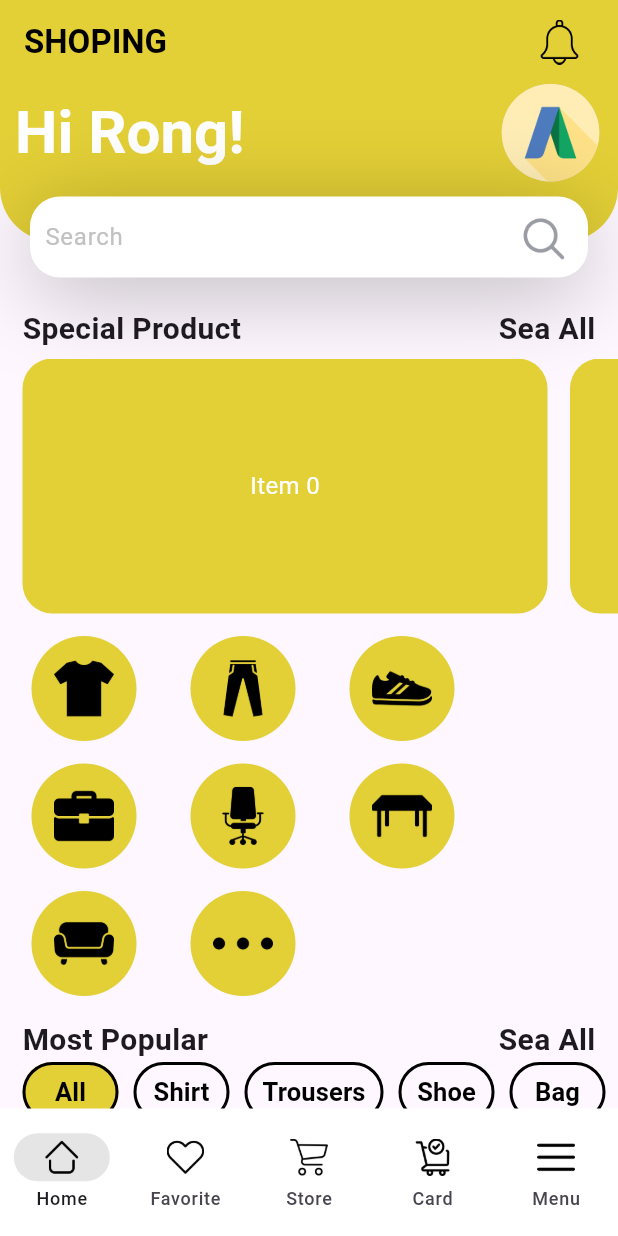
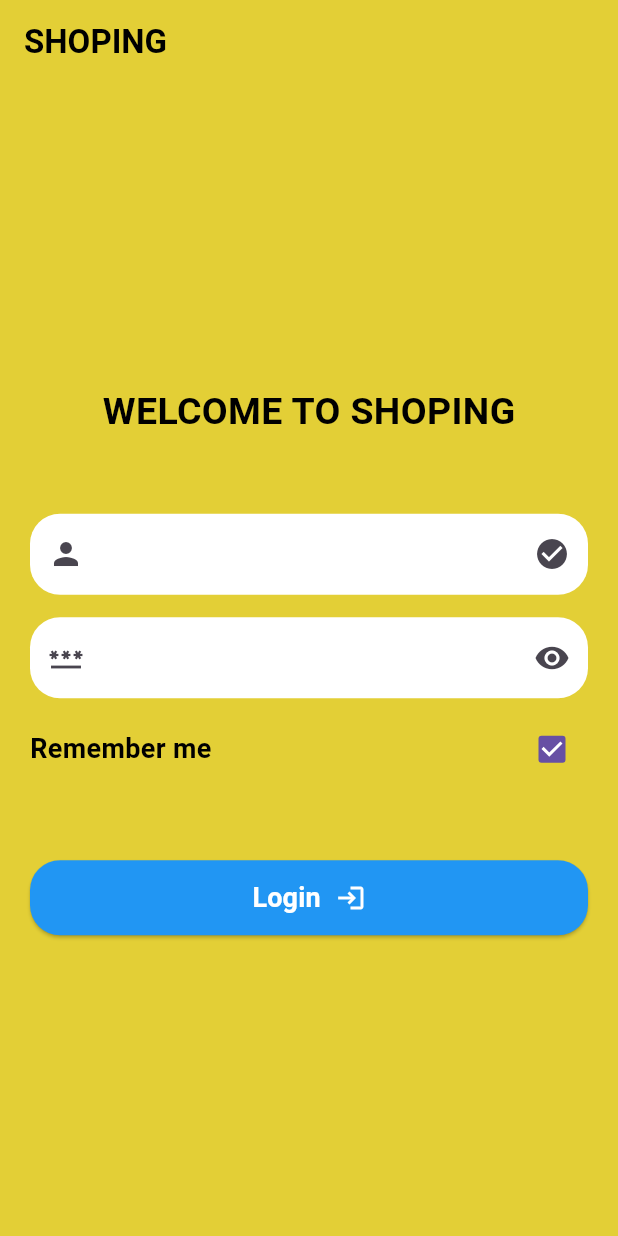
Before and after one commit to Rong-Only/Demo_Flutter, a Flutter app: the screen it shows after launch, on a phone screen of 412 x 824 dp. Run offline on Flutter 3.47's test engine with Material 3 defaults, Android fonts, the phone set to English and light mode, and no system bars; our stand-ins replace get, image_picker.

Commit message:
Update Login

```diff
--- a/lib/home.dart
+++ b/lib/home.dart
@@ -57,8 +57,9 @@ class _HomeState extends State<Home> {
   Future<void> _fetchData() async {
     // final url = Uri.parse("https://fakestoreapi.com/products");
     // final url = Uri.parse("http://52.77.99.216/api/products/list");
-    // final url = Uri.parse("http://192.168.0.34:8000/api/Product"); //API Shoping
-    final url = Uri.parse("http://127.0.0.1:8000/api/Product"); //API Shoping
+    final url =
+        Uri.parse("http://192.168.1.153:8000/api/Product"); //API Shoping
+    // final url = Uri.parse("http://127.0.0.1:8000/api/Product"); //API Shoping
     setState(() {
       _isLoading = true; // Ensure loading starts before request
       _hasError = false; // Reset error state
--- /dev/null
+++ b/lib/login.dart
@@ -0,0 +1,198 @@
+// ignore_for_file: prefer_const_constructors, camel_case_types, prefer_const_literals_to_create_immutables, sized_box_for_whitespace, body_might_complete_normally_nullable
+
+import 'package:demo_interview/main.dart';
+import 'package:flutter/material.dart';
+
+class Login_page extends StatefulWidget {
+  const Login_page({super.key});
+
+  @override
+  State<Login_page> createState() => _Login_pageState();
+}
+
+class _Login_pageState extends State<Login_page> {
+  String username = 'root';
+  String password = '123546';
+  bool _isOuscure = true;
+  bool _isRememberme = true;
+  final _formkey = GlobalKey<FormState>();
+  final _usernameControler = TextEditingController();
+  final _passwordControler = TextEditingController();
+  var sneckBar = SnackBar(
+    content: Text('Longin Success!'),
+  );
+
+  @override
+  Widget build(BuildContext context) {
+    return Scaffold(
+        appBar: AppBar(
+          title: Text(
+            "SHOPING",
+            style: TextStyle(color: Colors.black, fontWeight: FontWeight.bold),
+          ),
+          backgroundColor: const Color.fromARGB(255, 227, 207, 54),
+        ),
+        backgroundColor: const Color.fromARGB(255, 227, 207, 54),
+        body: Center(
+          child: Padding(
+            padding: const EdgeInsets.all(20.0),
+            child: Form(
+              key: _formkey,
+              child: Column(
+                mainAxisAlignment: MainAxisAlignment.center,
+                children: [
+                  Text(
+                    'WELCOME TO SHOPING',
+                    style: TextStyle(
+                        color: Colors.black,
+                        fontSize: 25,
+                        fontWeight: FontWeight.bold),
+                  ),
+                  SizedBox(
+                    height: 50,
+                  ),
+                  Container(
+                    height: 54,
+                    decoration: BoxDecoration(
+                        color: Colors.white,
+                        borderRadius: BorderRadius.all(Radius.circular(20))),
+                    child: TextFormField(
+                      controller: _usernameControler,
+                      decoration: InputDecoration(
+                          hintText: 'Username',
+                          hintStyle: TextStyle(color: Colors.white),
+                          border: InputBorder.none, // Removes default border
+                          enabledBorder: InputBorder.none,
+                          focusedBorder: InputBorder.none,
+                          prefixIcon: Icon(Icons.person),
+                          suffixIcon: IconButton(
+                              onPressed: () {}, icon: Icon(Icons.check_circle)),
+                          contentPadding:
+                              const EdgeInsets.symmetric(vertical: 15)),
+                      validator: (value) {
+                        if (value!.isEmpty) {
+                          return 'Please Enter Username ';
+                        }
+                        if (value != username) {
+                          return 'Username is not correct';
+                        }
+                      },
+                    ),
+                  ),
+                  SizedBox(
+                    height: 15,
+                  ),
+                  Container(
+                    height: 54,
+                    decoration: BoxDecoration(
+                        color: Colors.white,
+                        borderRadius: BorderRadius.all(Radius.circular(20))),
+                    child: TextFormField(
+                      controller: _passwordControler,
+                      obscureText: _isOuscure,
+                      decoration: InputDecoration(
+                          hintText: 'Password',
+                          hintStyle: TextStyle(color: Colors.white),
+                          border: InputBorder.none, // Removes default border
+                          enabledBorder: InputBorder.none,
+                          focusedBorder: InputBorder.none,
+                          prefixIcon: Icon(Icons.password),
+                          suffixIcon: IconButton(
+                              onPressed: () {
+                                setState(() {
+                                  _isOuscure = !_isOuscure;
+                                });
+                              },
+                              icon: Icon(Icons.remove_red_eye)),
+                          contentPadding:
+                              const EdgeInsets.symmetric(vertical: 15)),
+                      validator: (value) {
+                        if (value!.isEmpty) {
+                          return 'Please Enter Passwprd ';
+                        }
+                        if (value != password) {
+                          return 'Password is not correct';
+                        }
+                      },
+                    ),
+                  ),
+                  SizedBox(
+                    height: 10,
+                  ),
+                  Row(
+                    children: [
+                      Text(
+                        'Remember me',
+                        style: TextStyle(
+                          color: Colors.black,
+                          fontSize: 18,
+                          fontWeight: FontWeight.bold,
+                        ),
+                      ),
+                      Spacer(),
+                      Checkbox(
+                          value: _isRememberme,
+                          onChanged: (value) {
+                            setState(() {
+                              _isRememberme = value!;
+                            });
+                          })
+                    ],
+                  ),
+                  SizedBox(
+                    height: 50,
+                  ),
+                  ElevatedButton(
+                      style: ElevatedButton.styleFrom(
+                        backgroundColor:
+                            Colors.blue, // <-- set your background color here
+                        padding:
+                            EdgeInsets.symmetric(horizontal: 24, vertical: 12),
+                        shape: RoundedRectangleBorder(
+                          borderRadius: BorderRadius.circular(
+                              20), // optional: round corners
+                        ),
+                      ),
+                      onPressed: () {
+                        if (_formkey.currentState!.validate()) {
+                          String username = _usernameControler.text;
+                          String password = _passwordControler.text;
+                          if (username == this.username &&
+                              password == this.password) {
+                            ScaffoldMessenger.of(context)
+                                .showSnackBar(sneckBar);
+                            Navigator.push(
+                                context,
+                                MaterialPageRoute(
+                                  builder: (context) => MainScreen(),
+                                ));
+                          }
+                        }
+                      },
+                      child: Row(
+                        mainAxisAlignment: MainAxisAlignment.center,
+                        children: [
+                          Text(
+                            'Login',
+                            style: TextStyle(
+                                color: Colors.white,
+                                fontWeight: FontWeight.bold,
+                                fontSize: 18),
+                          ),
+                          SizedBox(
+                            width: 10,
+                          ),
+                          Icon(
+                            Icons.login,
+                            color: Colors.white,
+                            size: 20,
+                          )
+                        ],
+                      ))
+                ],
+              ),
+            ),
+          ),
+        ));
+  }
+}
--- a/lib/main.dart
+++ b/lib/main.dart
@@ -2,6 +2,7 @@
 import 'package:demo_interview/card.dart';
 import 'package:demo_interview/favorite.dart';
 import 'package:demo_interview/home.dart';
+import 'package:demo_interview/login.dart';
 import 'package:demo_interview/menu.dart';
 import 'package:demo_interview/store.dart';
 import 'package:flutter/material.dart';
@@ -64,7 +65,7 @@ class MyApp extends StatelessWidget {
   Widget build(BuildContext context) {
     return MaterialApp(
       debugShowCheckedModeBanner: false,
-      home: MainScreen(),
+      home: Login_page(),
     );
   }
 }
```
Also changed, not shown: 4 other files.
